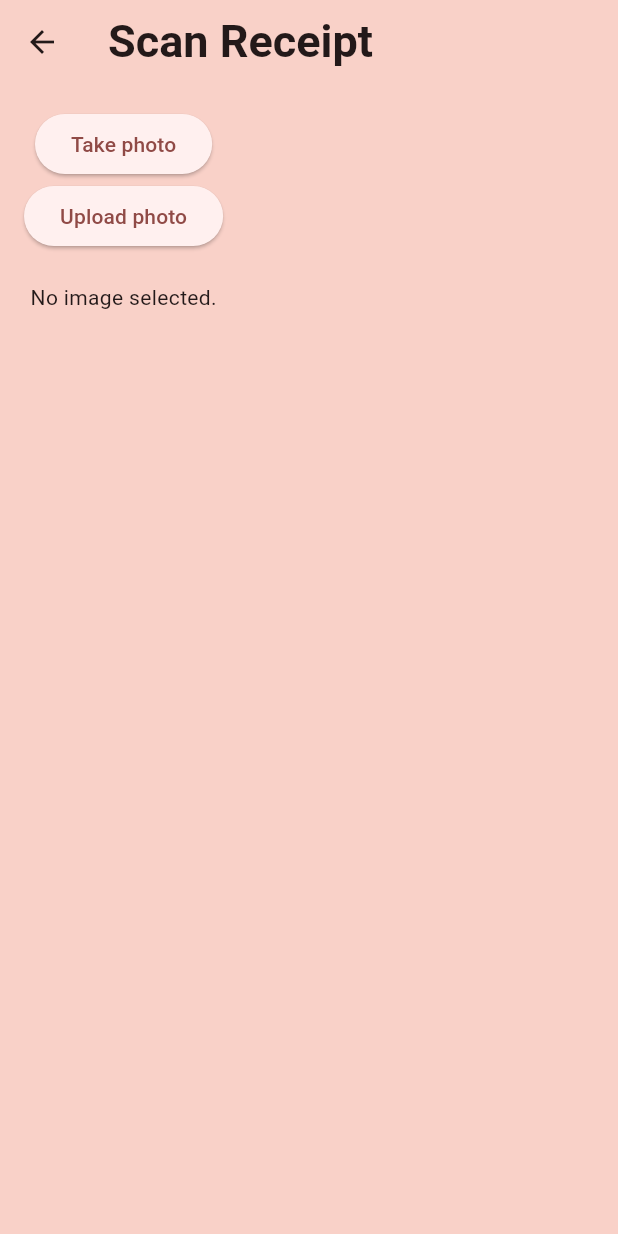
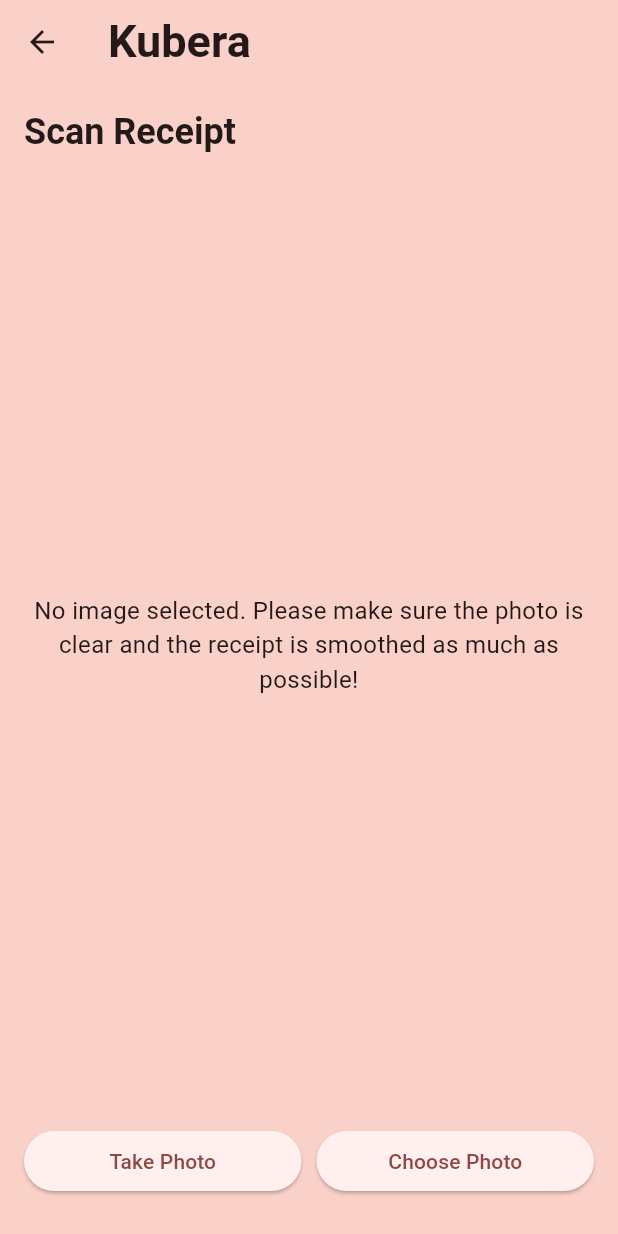
Before and after one commit to Saavy-25/Kubera-Frontend, a Flutter app: the ScanScreen screen opened directly, on a phone screen of 412 x 824 dp. Run offline on Flutter 3.47's test engine with Material 3 defaults, Android fonts, the phone set to English and light mode, and no system bars; our stand-ins replace image_picker; generated files the repository leaves out were written again.

Commit message:
Added flows
- Added receipt flow for scanning receipts
- Added to search flow with categories and being able to go to a products page
- Made changes in page layout to be more consistent with wireframes and fit better with being a mobile app

```diff
--- a/flutter_kubera/lib/src/ui/navigation/app_navigation.dart
+++ b/flutter_kubera/lib/src/ui/navigation/app_navigation.dart
@@ -20,7 +20,7 @@ class _AppNavigationState extends State<AppNavigation> {
 
   static List<Widget> _widgetOptions(SettingsController settingsController) => [
         const DashboardScreen(),
-        const SearchScreen(),
+        SearchScreen(),
         const ScanScreen(),
         ShoppingListScreen(),
         SettingsScreen(settingsController: settingsController),
@@ -44,7 +44,7 @@ class _AppNavigationState extends State<AppNavigation> {
           BottomNavigationBarItem(icon: Icon(Icons.dashboard), label: 'Dashboard'),
           BottomNavigationBarItem(icon: Icon(Icons.search), label: 'Search'),
           BottomNavigationBarItem(icon: Icon(Icons.camera_alt), label: 'Scan'),
-          BottomNavigationBarItem(icon: Icon(Icons.list), label: 'Shopping'),
+          BottomNavigationBarItem(icon: Icon(Icons.list), label: 'Lists'),
           BottomNavigationBarItem(icon: Icon(Icons.settings), label: 'Settings'),
         ],
         currentIndex: _selectedIndex,
--- a/flutter_kubera/lib/src/ui/tabs/dashboard/dashboard_screen.dart
+++ b/flutter_kubera/lib/src/ui/tabs/dashboard/dashboard_screen.dart
@@ -6,7 +6,7 @@ class DashboardScreen extends StatelessWidget {
   @override
   Widget build(BuildContext context) {
     return Scaffold(
-      appBar: AppBar(title: const Text("Dashboard")),
+      appBar: AppBar(title: const Text("Kubera")),
     );
   }
 }
--- a/flutter_kubera/lib/src/ui/tabs/scan/scan_screen.dart
+++ b/flutter_kubera/lib/src/ui/tabs/scan/scan_screen.dart
@@ -1,4 +1,5 @@
 import 'package:flutter/material.dart';
+import 'package:flutter_kubera/src/ui/tabs/scan/receipt_data_confirmation';
 import 'package:image_picker/image_picker.dart';
 import 'dart:io';
 
@@ -24,8 +25,8 @@ class _ScanScreenState extends State<ScanScreen> {
     }
   }
 
-  //Upload image from gallery/files
-  Future<void> _uploadPhoto() async {
+  //Choose image from gallery
+  Future<void> _choosePhoto() async {
     final XFile? image = await _picker.pickImage(source: ImageSource.gallery);
 
     if (image != null) {
@@ -38,32 +39,77 @@ class _ScanScreenState extends State<ScanScreen> {
   @override
   Widget build(BuildContext context) {
     return Scaffold(
-      appBar: AppBar(
-        title: const Text('Scan Receipt'),
+      appBar: AppBar(title: const Text('Kubera')),
+      body: Padding(
+        padding: const EdgeInsets.all(16.0),
+        child: Column(
+          crossAxisAlignment: CrossAxisAlignment.start,
+          children: [
+            Text(
+              'Scan Receipt',
+              style: Theme.of(context).textTheme.headlineSmall?.copyWith(
+                    fontWeight: FontWeight.bold,
                   ),
-      body: SingleChildScrollView(
-        child: Padding(
-          padding: const EdgeInsets.all(16),
-          child: Column(
-            children: [
-              ElevatedButton(
-                onPressed: _takePicture,
-                child: const Text('Take photo'),
             ),
-              ElevatedButton(
-                onPressed: _uploadPhoto,
-                child: const Text('Upload photo'),
-              ),
-              const SizedBox(height: 20),
-              _image == null
-                  ? const Text('No image selected.')
-                  : SafeArea(
+
+            const SizedBox(height: 16),
+
+            Expanded(
               child: Center(
-                        child: SizedBox(
-                          width: MediaQuery.of(context).size.width * 0.8,
+                child: _image == null
+                    ? const Text(
+                        'No image selected. Please make sure the photo is clear and the receipt is smoothed as much as possible!',
+                        textAlign: TextAlign.center,
+                        style: TextStyle(fontSize: 16),
+                      )
+                    : Padding(
+                        padding: const EdgeInsets.all(16.0),
                         child: Image.file(
                           _image!,
                           fit: BoxFit.contain,
+                          width: double.infinity,
+                        ),
+                      ),
+              ),
+            ),
+
+            Padding(
+              padding: const EdgeInsets.symmetric(vertical: 10.0),
+              child: Row(
+                children: [
+                  Expanded(
+                    child: ElevatedButton(
+                      onPressed: _takePicture,
+                      child: const Text('Take Photo'),
+                    ),
+                  ),
+                  const SizedBox(width: 10),
+                  Expanded(
+                    child: ElevatedButton(
+                      onPressed: _choosePhoto,
+                      child: const Text('Choose Photo'),
+                    ),
+                  ),
+                ],
+              ),
+            ),
+
+            if (_image != null)
+              Padding(
+                padding: const EdgeInsets.only(top: 10.0),
+                child: SizedBox(
+                  width: double.infinity,
+                  child: ElevatedButton.icon(
+                    onPressed: () { //Go to receipt confirmation page
+                      Navigator.push(
+                        context,
+                        MaterialPageRoute(builder: (context) => const ReceiptDataConfirmationScreen()),
+                      );
+                    },
+                    label: const Text('Proceed'),
+                    icon: const Icon(Icons.arrow_forward),
+                    style: ElevatedButton.styleFrom(
+                      padding: const EdgeInsets.symmetric(vertical: 16.0),
                     ),
                   ),
                 ),
@@ -71,7 +117,6 @@ class _ScanScreenState extends State<ScanScreen> {
           ],
         ),
       ),
-      ),
     );
   }
 }
--- a/flutter_kubera/lib/src/ui/tabs/shopping_list/shopping_list_screen.dart
+++ b/flutter_kubera/lib/src/ui/tabs/shopping_list/shopping_list_screen.dart
@@ -19,7 +19,7 @@ class ShoppingListScreen extends StatelessWidget {
   @override
   Widget build(BuildContext context) {
     return Scaffold(
-      appBar: AppBar(title: const Text('Products')),
+      appBar: AppBar(title: const Text('Kubera')),
       body: ListView.builder(
         itemCount: items.length,
         itemBuilder: (context, index) {
```
Also changed, not shown: flutter_kubera/lib/src/core/card.dart (+7 -6 lines), flutter_kubera/lib/src/ui/tabs/search/item_screen.dart (added, +85 -0 lines), flutter_kubera/lib/src/ui/tabs/search/search_screen.dart (+83 -2 lines), flutter_kubera/lib/src/ui/tabs/settings/settings_screen.dart (+13 -4 lines), 1 other file. Lines whose indentation alone changed are shown as unchanged.
